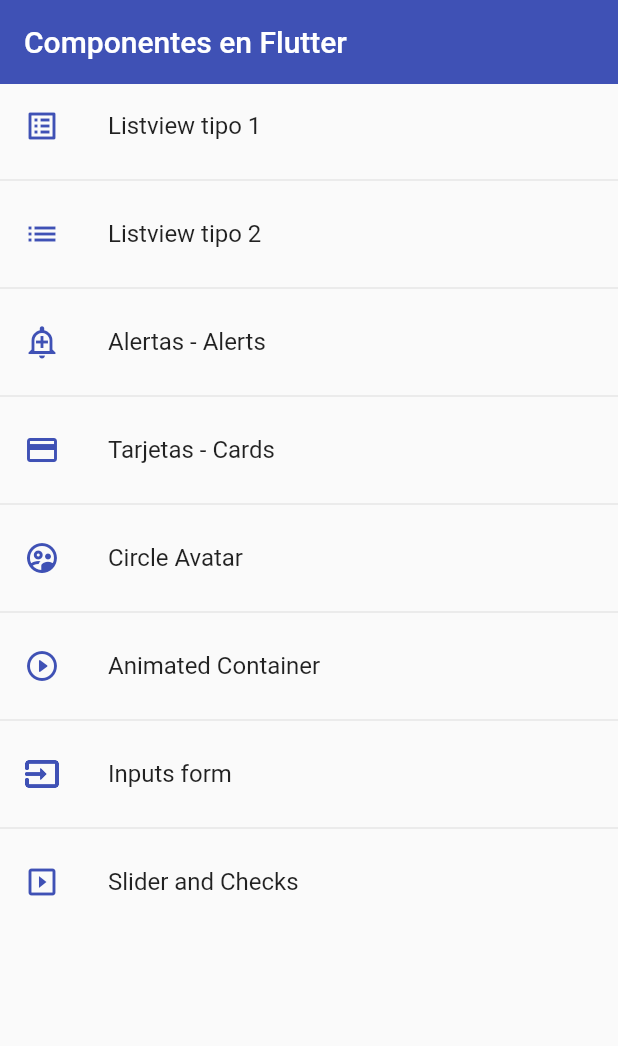
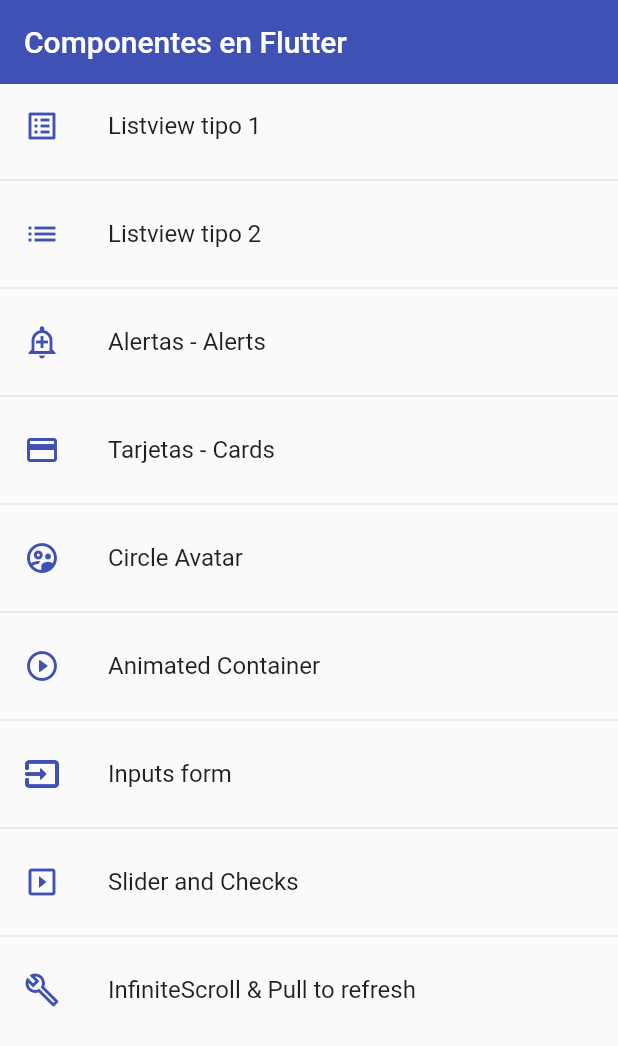
Before and after one commit to mkhi33/flutter, a Flutter app: the screen it shows after launch, on a phone screen of 412 x 824 dp. Shown: the top 1046 px of the screen. Run offline on Flutter 3.47's test engine with Material 2 defaults, Android fonts, the phone set to English and light mode, and no system bars.

Commit message:
Listview Builder
Removiendo padding top y padding button

```diff
--- a/apps/fl_components/lib/router/app_routes.dart
+++ b/apps/fl_components/lib/router/app_routes.dart
@@ -51,6 +51,11 @@ class AppRoutes {
         name: 'Slider and Checks',
         screen: const SliderScreen(),
         icon: Icons.slideshow_outlined),
+    MenuOption(
+        route: 'listviewbuilder',
+        name: 'InfiniteScroll & Pull to refresh',
+        screen: const ListViewBuilderScreen(),
+        icon: Icons.build_outlined),
   ];
 
   static Map<String, Widget Function(BuildContext)> getAppRoutes() {
--- a/apps/fl_components/lib/screens/screens.dart
+++ b/apps/fl_components/lib/screens/screens.dart
@@ -5,6 +5,7 @@ export 'package:fl_components/screens/avatar_screen.dart';
 export 'package:fl_components/screens/card_screen.dart';
 export 'package:fl_components/screens/home_screen.dart';
 export 'package:fl_components/screens/inputs_screen.dart';
+export 'package:fl_components/screens/listview_builder_screen.dart';
 export 'package:fl_components/screens/listview1_screen.dart';
 export 'package:fl_components/screens/listview2_screen.dart';
 export 'package:fl_components/screens/slider_screen.dart';
--- a/apps/fl_components/lib/screens/slider_screen.dart
+++ b/apps/fl_components/lib/screens/slider_screen.dart
@@ -53,8 +53,7 @@ class _SliderScreenState extends State<SliderScreen> {
             activeColor: AppTheme.primary,
             title: const Text('Enable Slider'),
             value: _sliderEnabled,
-            onChanged: (value) =>
-                setState(() => {_sliderEnabled = value ?? true}),
+            onChanged: (value) => setState(() => {_sliderEnabled = value}),
           ),
           const AboutListTile(),
           Expanded(
```
Also changed, not shown: apps/fl_components/lib/screens/listview_builder_screen.dart (added, +28 -0 lines).
